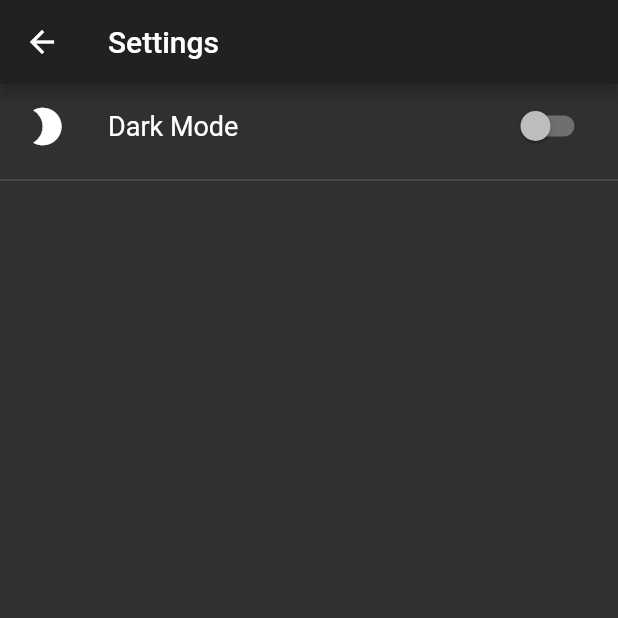
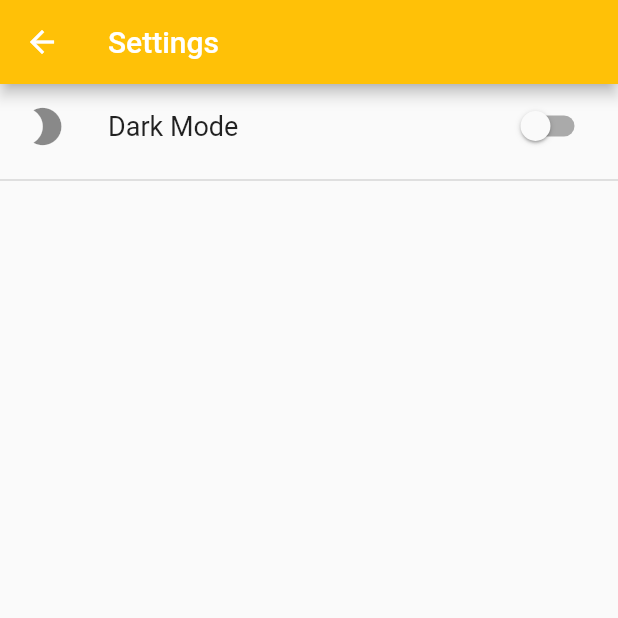
Before and after one commit to marawanthedev/FoodLyft, a Flutter app: the Settings screen opened by its route, on a phone screen of 412 x 824 dp, the top half of it. Run offline on Flutter 3.47's test engine with Material 2 defaults, Android fonts, the light colour scheme and no system bars; our stand-ins replace cloud_firestore, get_it, sliding_up_panel, smooth_star_rating; accounts and stored records are empty; statements that could not run were skipped.

Commit message:
pulling latest

```diff
--- a/lib/main.dart
+++ b/lib/main.dart
@@ -21,12 +21,12 @@ void main() async {
       ),
     ],
     child: theme.ThemeBuilder(
-      defaultBrightness: Brightness.dark,
+      defaultBrightness: Brightness.light,
       builder: (context, _brightness) {
         return MaterialApp(
             theme: ThemeData(
               brightness: _brightness,
-              /*
+/*
 darkTheme: ThemeData(
       brightness: Brightness.dark,
       backgroundColor: Colors.blue[700],
@@ -48,7 +48,7 @@ darkTheme: ThemeData(
             ),
             // theme: ThemeData(fontFamily: 'PlayfairDisplay'),
             debugShowCheckedModeBanner: false,
-            initialRoute: "/Restaurant_List",
+            initialRoute: "/splash_screen",
             // ignore: missing_return
             onGenerateRoute: router.createRoute);
       },
--- a/lib/screens/Restaurantlist/Restaurant_List_view.dart
+++ b/lib/screens/Restaurantlist/Restaurant_List_view.dart
@@ -103,7 +103,6 @@ class _RestaurantMenuState extends State<RestaurantMenu> {
                           height: 500,
                           child: ListView.builder(
                             scrollDirection: Axis.vertical,
-
                             itemBuilder: (context, index) {
                               data.tempCategoryIndex = index;
                               return CategoryRowBuilder();
--- a/lib/screens/payment/widgets/appBar.dart
+++ b/lib/screens/payment/widgets/appBar.dart
@@ -11,8 +11,8 @@ class CustomAppBar extends StatelessWidget {
       backgroundColor: Colors.white,
       elevation: 0,
       iconTheme: IconThemeData(
-        color: Colors.black, //change your color here
-      ),
+          //color: Colors.black, //change your color here
+          ),
       title: Text("Payment", style: TextStyle(color: Colors.black)),
       bottom: PreferredSize(
         child: CustomTabBar(controller),
--- a/lib/screens/settings/settings_screen.dart
+++ b/lib/screens/settings/settings_screen.dart
@@ -14,6 +14,7 @@ class _SettingsState extends State<Settings> {
     return Scaffold(
       appBar: AppBar(
         title: Text('Settings'),
+        backgroundColor: Colors.amber,
       ),
       body: Column(
         children: [
```
